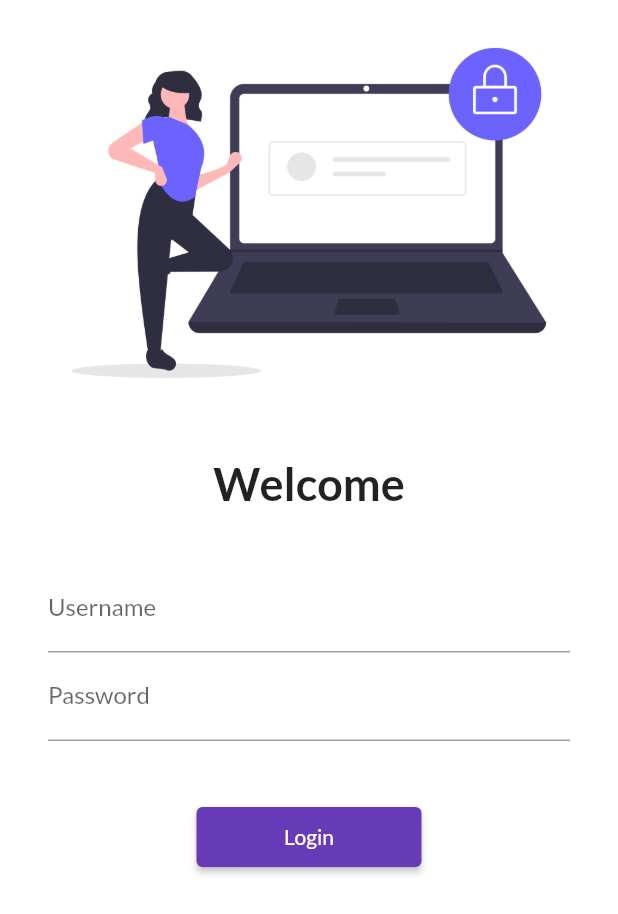
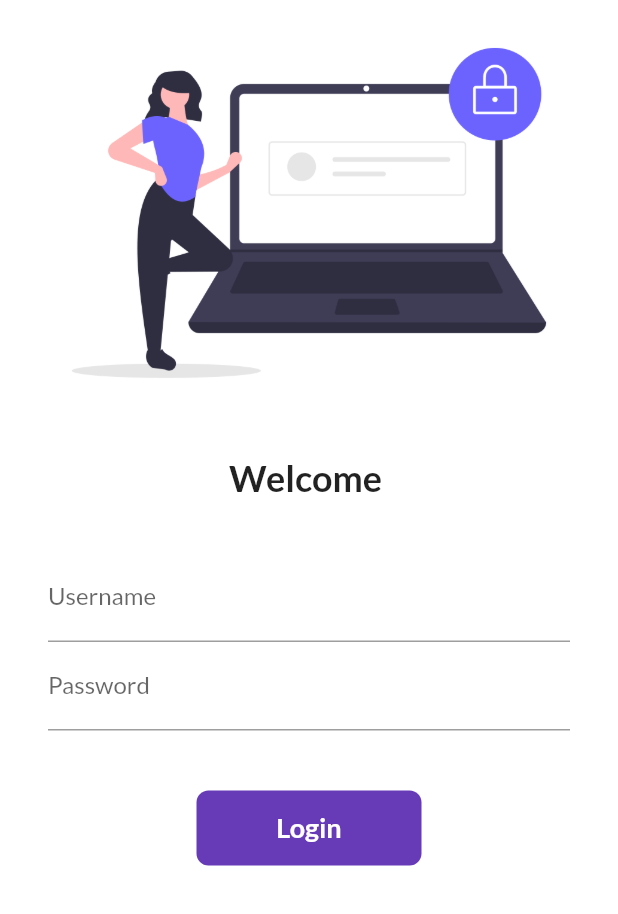
Before and after one commit to theankitbhardwaj/CatalogAppFlutter, a Flutter app: the screen it shows after launch, on a phone screen of 412 x 824 dp. Shown: the top 914 px of the screen. Run offline on Flutter 3.47's test engine with Material 2 defaults, Android fonts, the phone set to English and light mode, and no system bars; our stand-ins replace google_fonts.

Commit message:
day 5 & 6

```diff
--- a/lib/pages/login_page.dart
+++ b/lib/pages/login_page.dart
@@ -1,7 +1,16 @@
+import 'dart:ui';
+
 import "package:flutter/material.dart";
 import 'package:flutter_catalog/utils/routes.dart';
 
-class LoginPage extends StatelessWidget {
+class LoginPage extends StatefulWidget {
+  @override
+  _LoginPageState createState() => _LoginPageState();
+}
+
+class _LoginPageState extends State<LoginPage> {
+  String name = "";
+  bool changeButton = false;
   @override
   Widget build(BuildContext context) {
     return Material(
@@ -17,9 +26,9 @@ class LoginPage extends StatelessWidget {
               height: 20.0,
             ),
             Text(
-              "Welcome",
+              "Welcome $name",
               style: TextStyle(
-                fontSize: 30,
+                fontSize: 24,
                 fontWeight: FontWeight.bold,
               ),
             ),
@@ -33,22 +42,68 @@ class LoginPage extends StatelessWidget {
                 children: [
                   TextFormField(
                     decoration: InputDecoration(
-                        hintText: "Enter username", labelText: "Username"),
+                      hintText: "Enter username",
+                      labelText: "Username",
+                    ),
+                    onChanged: (value) {
+                      name = value;
+                      setState(() {});
+                    },
                   ),
                   TextFormField(
                     obscureText: true,
                     decoration: InputDecoration(
-                        hintText: "Enter Password", labelText: "Password"),
+                      hintText: "Enter Password",
+                      labelText: "Password",
+                    ),
                   ),
                   SizedBox(
                     height: 40.0,
                   ),
-                  ElevatedButton(
-                      child: Text("Login"),
-                      onPressed: () {
-                        Navigator.pushNamed(context, MyRoutes.homeRoute);
-                      },
-                      style: TextButton.styleFrom(minimumSize: Size(150, 40))),
+
+                  InkWell(
+                    splashColor: Colors.purpleAccent,
+                    onTap: () async {
+                      setState(() {
+                        changeButton = true;
+                      });
+                      await Future.delayed(Duration(seconds: 1));
+                      Navigator.pushNamed(context, MyRoutes.homeRoute);
+                    },
+                    child: AnimatedContainer(
+                      duration: Duration(seconds: 1),
+                      width: changeButton ? 50 : 150,
+                      height: 50,
+                      alignment: Alignment.center,
+                      child: changeButton
+                          ? Icon(
+                              Icons.done,
+                              color: Colors.white,
+                            )
+                          : Text(
+                              "Login",
+                              style: TextStyle(
+                                fontWeight: FontWeight.bold,
+                                fontSize: 18,
+                                color: Colors.white,
+                              ),
+                            ),
+                      decoration: BoxDecoration(
+                        color: Colors.deepPurple,
+                        borderRadius:
+                            BorderRadius.circular(changeButton ? 50 : 8),
+                      ),
+                    ),
+                  ),
+                  // ElevatedButton(
+                  //   child: Text("Login"),
+                  //   onPressed: () {
+                  //     Navigator.pushNamed(context, MyRoutes.homeRoute);
+                  //   },
+                  //   style: TextButton.styleFrom(
+                  //     minimumSize: Size(150, 40),
+                  //   ),
+                  // ),
                 ],
               ),
             ),
```
